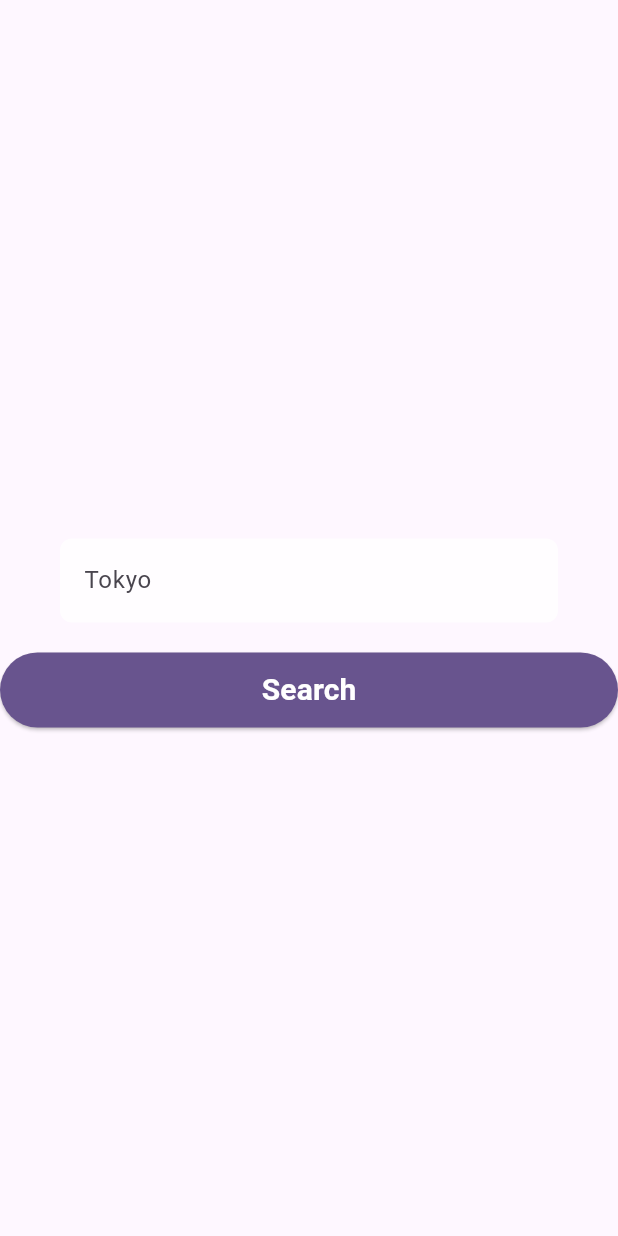
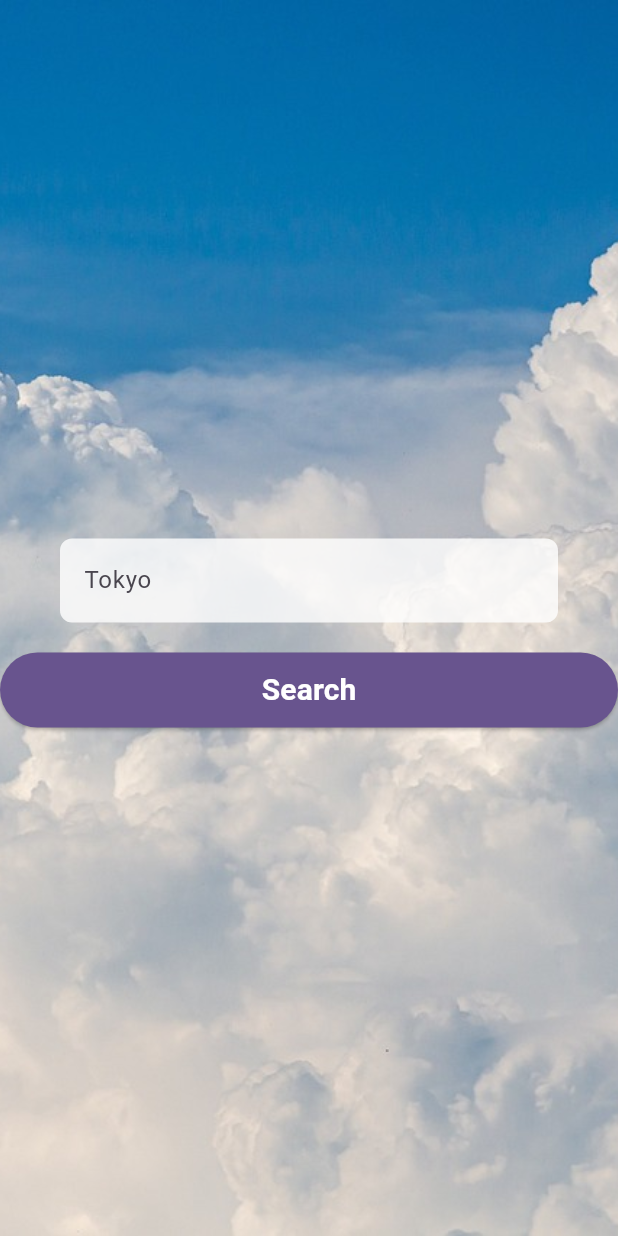
Before and after one commit to Ituking/weather_app, a Flutter app: the screen it shows after launch, on a phone screen of 412 x 824 dp. Run offline on Flutter 3.47's test engine with Material 3 defaults, Android fonts, the phone set to English and light mode, and no system bars; our stand-ins replace dio, envied, flutter_keyboard_visibility, flutter_riverpod, freezed_annotation, go_router and 2 more; generated files the repository leaves out were written again.

Commit message:
Implement UI for city search and weather result screens

```diff
--- a/lib/view/screens/city_search_screen.dart
+++ b/lib/view/screens/city_search_screen.dart
@@ -14,8 +14,16 @@ class CitySearchScreen extends ConsumerWidget {
   Widget build(BuildContext context, WidgetRef ref) {
     return KeyboardDismissOnTap(
       child: Scaffold(
-      // キーボードが表示された時にタップでキーボードを閉じる設定
-      body: Center(
+        body: Stack(
+          fit: StackFit.expand,
+          children: [
+            // 背景画像
+            Image.asset(
+              'assets/images/clouds-4215608_1280.jpg',
+              fit: BoxFit.cover,
+            ),
+            // 中央に検索インターフェイスを配置
+            Center(
               child: SingleChildScrollView(
                 reverse: true,
                 child: Column(
@@ -32,7 +40,11 @@ class CitySearchScreen extends ConsumerWidget {
                     CitySearchButton(controller: controller),
                   ],
                 ),
-      )),
-    ));
+              ),
+            ),
+          ],
+        ),
+      ),
+    );
   }
 }
--- a/pubspec.yaml
+++ b/pubspec.yaml
@@ -40,3 +40,5 @@ dev_dependencies:
 flutter:
 
   uses-material-design: true
+  assets:
+    - assets/images/clouds-4215608_1280.jpg
```
Also changed, not shown: lib/view/screens/weather_result_screen.dart (+14 -2 lines), assets/images/clouds-4215608_1280.jpg (added). Lines whose indentation alone changed are shown as unchanged.
